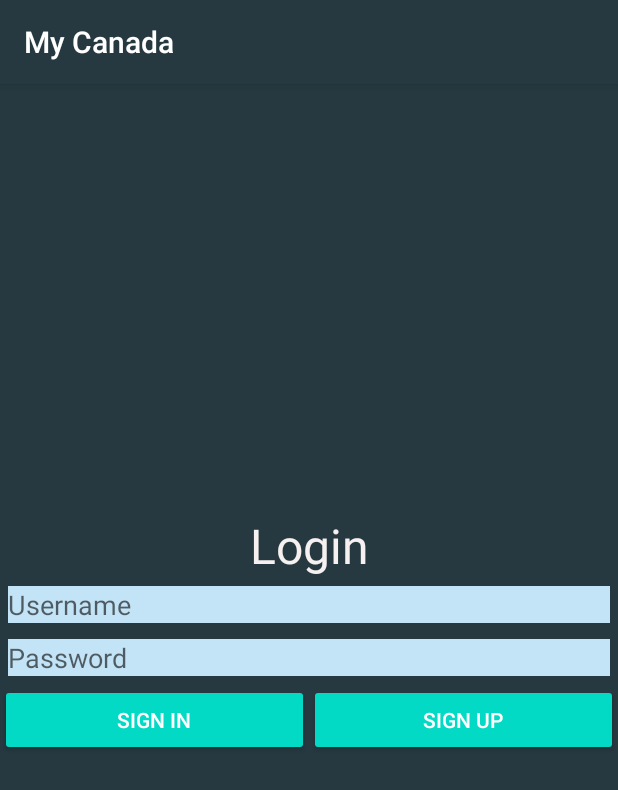
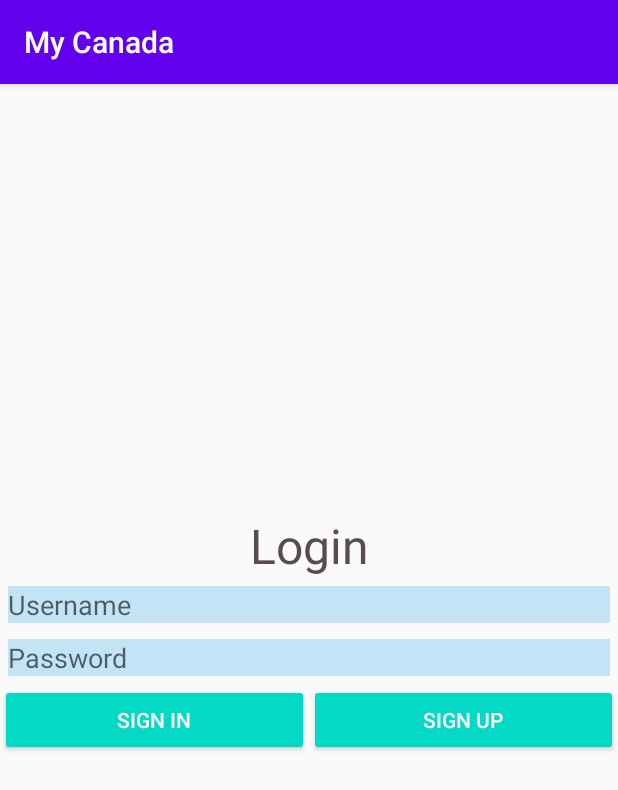
Before and after one commit to shernandezp/AndroidTraining, an Android app: the screen it shows after launch (MainActivity), on a phone screen of 412 x 824 dp. Shown: the top 790 px of the screen. Run offline under Robolectric (Android 15) with nearby library versions, the light colour scheme and no system bars; Roboto replaces fonts that are not available here.

Commit message:
Customize style sheet

```diff
--- a/app/src/main/res/values/styles.xml
+++ b/app/src/main/res/values/styles.xml
@@ -8,7 +8,7 @@
         <item name="android:buttonStyle">@style/ClassicButton</item>
         <item name="android:textViewStyle">@style/ClassicTextView</item>
         <item name="editTextStyle">@style/ClassicEditText</item>
-        <item name="android:background">#263940</item>
+        <!--<item name="android:background">#263940</item>-->
     </style>
 
     <style name="AppTheme.NoActionBar">
@@ -24,7 +24,7 @@
     </style>
     <style name="ClassicTextView" parent="Widget.AppCompat.TextView">
         <item name="fontFamily">@font/inder</item>
-        <item name="android:textColor">#F6F0F0</item>
+        <item name="android:textColor">#594C4C</item>
     </style>
     <style name="ClassicEditText" parent="Widget.AppCompat.EditText">
         <item name="fontFamily">@font/heebo</item>
```
